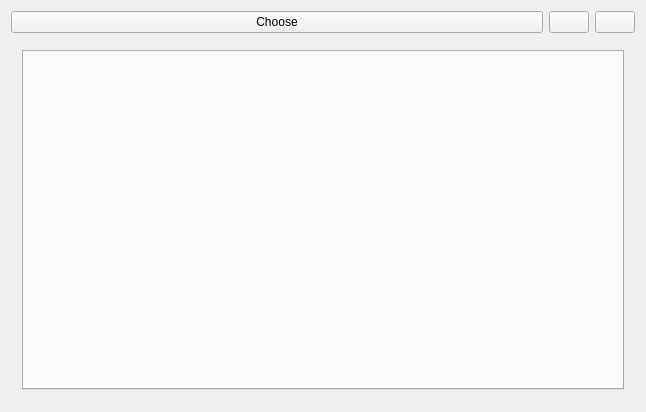
This is Plugins/org.mitk.gui.qt.cli/src/internal/CommandLineModulesViewControls.ui in MITK/MITK as Qt 5 draws it before an edit. The edited form follows.
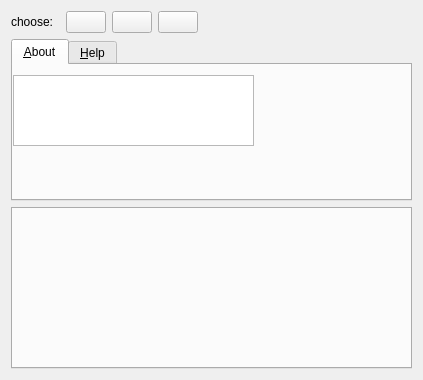
This is the edited form. Custom widgets are drawn as their Qt base class.

Commit message: CLI plugin: reworked controls

Diff of the .ui file:
```diff
--- a/Plugins/org.mitk.gui.qt.cli/src/internal/CommandLineModulesViewControls.ui
+++ b/Plugins/org.mitk.gui.qt.cli/src/internal/CommandLineModulesViewControls.ui
@@ -6,8 +6,8 @@
    <rect>
     <x>0</x>
     <y>0</y>
-    <width>646</width>
-    <height>412</height>
+    <width>423</width>
+    <height>380</height>
    </rect>
   </property>
   <property name="minimumSize">
@@ -19,13 +19,50 @@
   <property name="windowTitle">
    <string>QmitkTemplate</string>
   </property>
-  <layout class="QVBoxLayout" name="verticalLayout">
+  <layout class="QHBoxLayout" name="horizontalLayout_4">
    <item>
-    <layout class="QHBoxLayout" name="horizontalLayout_2">
+    <layout class="QGridLayout" name="m_GridLayout">
+     <item row="0" column="0">
+      <layout class="QHBoxLayout" name="m_HorizontalLayout">
      <item>
-      <widget class="QPushButton" name="m_FileChoose">
+        <widget class="QLabel" name="m_ChooseLabel">
+         <property name="sizePolicy">
+          <sizepolicy hsizetype="Fixed" vsizetype="Fixed">
+           <horstretch>0</horstretch>
+           <verstretch>0</verstretch>
+          </sizepolicy>
+         </property>
+         <property name="toolTip">
+          <string/>
+         </property>
        <property name="text">
-        <string>Choose</string>
+          <string>choose:</string>
+         </property>
+        </widget>
+       </item>
+       <item>
+        <widget class="ctkMenuComboBox" name="m_ComboBox" native="true">
+         <property name="sizePolicy">
+          <sizepolicy hsizetype="Preferred" vsizetype="Fixed">
+           <horstretch>0</horstretch>
+           <verstretch>0</verstretch>
+          </sizepolicy>
+         </property>
+        </widget>
+       </item>
+       <item>
+        <widget class="QPushButton" name="m_RestoreDefaults">
+         <property name="sizePolicy">
+          <sizepolicy hsizetype="Fixed" vsizetype="Fixed">
+           <horstretch>0</horstretch>
+           <verstretch>0</verstretch>
+          </sizepolicy>
+         </property>
+         <property name="toolTip">
+          <string>restore default parameters</string>
+         </property>
+         <property name="text">
+          <string/>
        </property>
       </widget>
      </item>
@@ -55,20 +92,129 @@
        </property>
       </widget>
      </item>
-    </layout>
-   </item>
+       <item>
+        <spacer name="m_HorizontalSpacer">
+         <property name="orientation">
+          <enum>Qt::Horizontal</enum>
+         </property>
+         <property name="sizeHint" stdset="0">
+          <size>
+           <width>40</width>
+           <height>20</height>
+          </size>
+         </property>
+        </spacer>
+       </item>
+      </layout>
+     </item>
+     <item row="1" column="0">
+      <widget class="QWidget" name="m_DocumentationWidget" native="true">
+       <property name="sizePolicy">
+        <sizepolicy hsizetype="Preferred" vsizetype="Expanding">
+         <horstretch>0</horstretch>
+         <verstretch>0</verstretch>
+        </sizepolicy>
+       </property>
+       <layout class="QHBoxLayout" name="horizontalLayout_3">
+        <property name="spacing">
+         <number>0</number>
+        </property>
+        <property name="margin">
+         <number>0</number>
+        </property>
    <item>
-    <widget class="QWidget" name="m_CentralWidget" native="true">
+         <widget class="QTabWidget" name="m_TabWidgetForDocumentation">
+          <property name="sizePolicy">
+           <sizepolicy hsizetype="Preferred" vsizetype="Expanding">
+            <horstretch>0</horstretch>
+            <verstretch>0</verstretch>
+           </sizepolicy>
+          </property>
+          <property name="currentIndex">
+           <number>0</number>
+          </property>
+          <widget class="QWidget" name="m_TabAbout">
+           <attribute name="title">
+            <string>&amp;About</string>
+           </attribute>
+           <widget class="QTextBrowser" name="m_AboutBrowser">
+            <property name="geometry">
+             <rect>
+              <x>0</x>
+              <y>10</y>
+              <width>241</width>
+              <height>71</height>
+             </rect>
+            </property>
+           </widget>
+          </widget>
+          <widget class="QWidget" name="m_TabHelp">
+           <attribute name="title">
+            <string>&amp;Help</string>
+           </attribute>
+           <widget class="QTextBrowser" name="m_HelpBrowser">
+            <property name="geometry">
+             <rect>
+              <x>30</x>
+              <y>10</y>
+              <width>261</width>
+              <height>91</height>
+             </rect>
+            </property>
+           </widget>
+          </widget>
+         </widget>
+        </item>
+       </layout>
+      </widget>
+     </item>
+     <item row="2" column="0">
+      <widget class="QWidget" name="m_GeneratedGuiWidget" native="true">
+       <property name="sizePolicy">
+        <sizepolicy hsizetype="Preferred" vsizetype="Expanding">
+         <horstretch>0</horstretch>
+         <verstretch>0</verstretch>
+        </sizepolicy>
+       </property>
      <layout class="QHBoxLayout" name="horizontalLayout">
+        <property name="spacing">
+         <number>0</number>
+        </property>
+        <property name="margin">
+         <number>0</number>
+        </property>
       <item>
-       <widget class="QTabWidget" name="m_TabWidget"/>
+         <widget class="QTabWidget" name="m_TabWidget">
+          <property name="sizePolicy">
+           <sizepolicy hsizetype="Preferred" vsizetype="Expanding">
+            <horstretch>0</horstretch>
+            <verstretch>0</verstretch>
+           </sizepolicy>
+          </property>
+         </widget>
       </item>
      </layout>
     </widget>
    </item>
   </layout>
+   </item>
+  </layout>
+  <zorder>m_GeneratedGuiWidget</zorder>
+  <zorder>m_RestoreDefaults</zorder>
+  <zorder>m_ChooseLabel</zorder>
+  <zorder>m_DocumentationWidget</zorder>
+  <zorder>m_ComboBox</zorder>
+  <zorder>m_TabWidget</zorder>
  </widget>
  <layoutdefault spacing="6" margin="11"/>
+ <customwidgets>
+  <customwidget>
+   <class>ctkMenuComboBox</class>
+   <extends>QWidget</extends>
+   <header location="global">ctkMenuComboBox.h</header>
+   <container>1</container>
+  </customwidget>
+ </customwidgets>
  <resources>
   <include location="../../resources/CommandLineModulesResources.qrc"/>
  </resources>
```
Left out of the diff: 6 changed lines with no effect on the pictures. Lines whose indentation alone changed are shown as unchanged. The commit also changes 2 other files.
